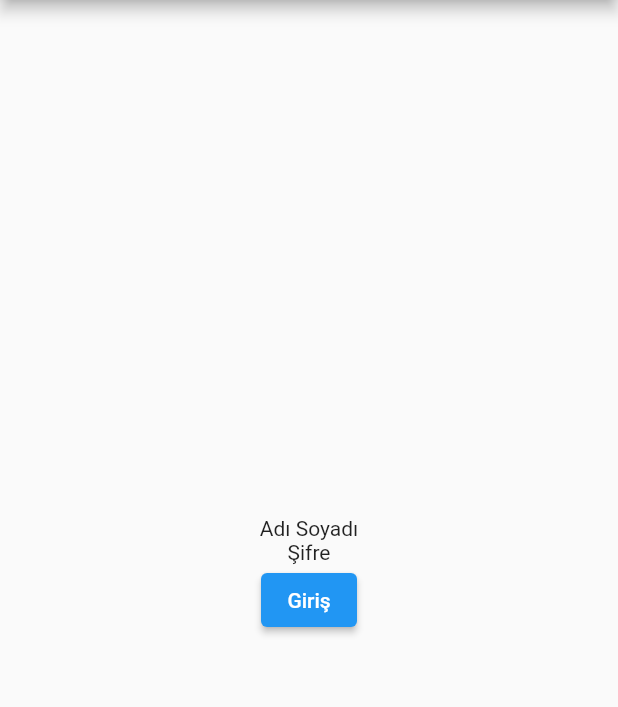
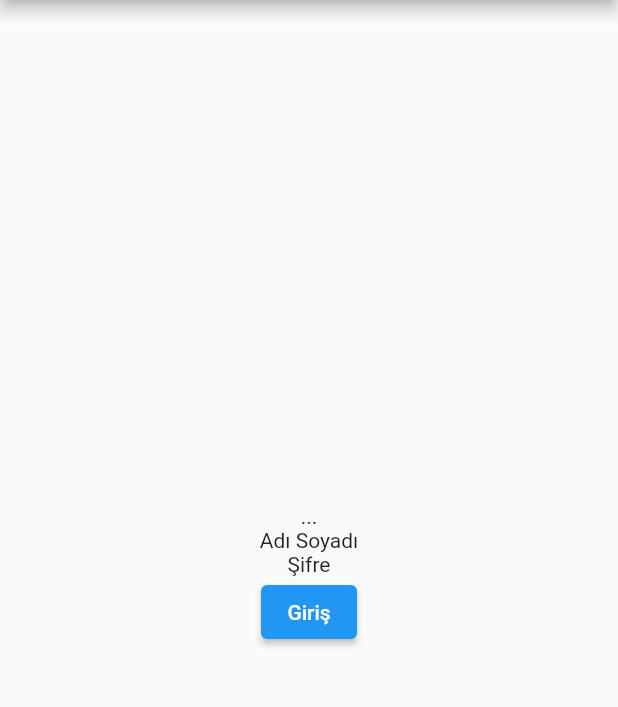
Before and after one commit to fatihsimsek37/2023_Flutter_ESinav, a Flutter app: the screen it shows after launch, on a phone screen of 412 x 824 dp, the part 84-791 px from its top. Run offline on Flutter 3.47's test engine with Material 2 defaults, Android fonts, the phone set to English and light mode, and no system bars.

Commit message:
git testi için eklenen değişiklik

```diff
--- a/lib/login.dart
+++ b/lib/login.dart
@@ -20,6 +20,7 @@ class _LoginState extends State<Login> {
           crossAxisAlignment: CrossAxisAlignment.center,
           mainAxisAlignment: MainAxisAlignment.center,
           children: <Widget>[
+            const Text("..."),
             const Text("Adı Soyadı"),
             const Text("Şifre"),
             ElevatedButton(
```
